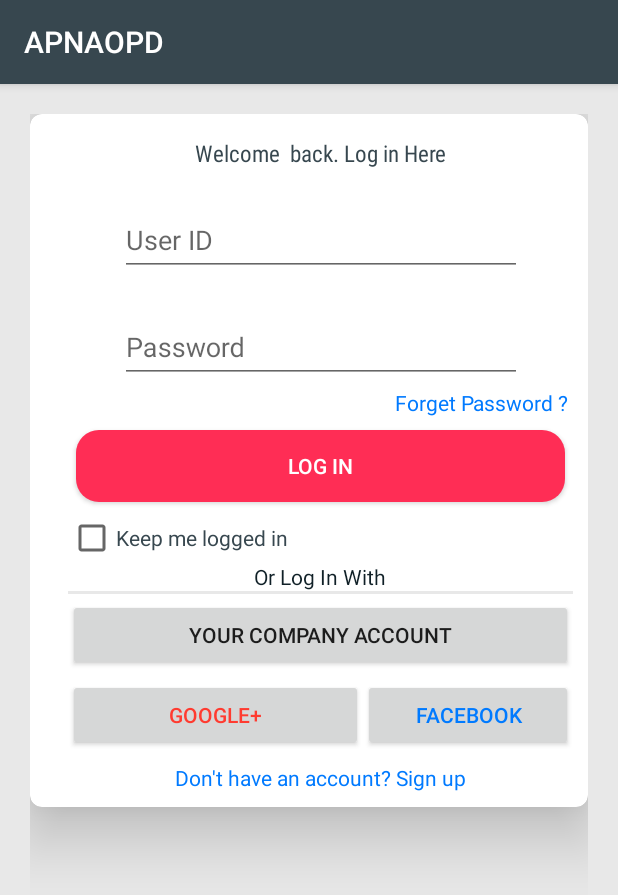
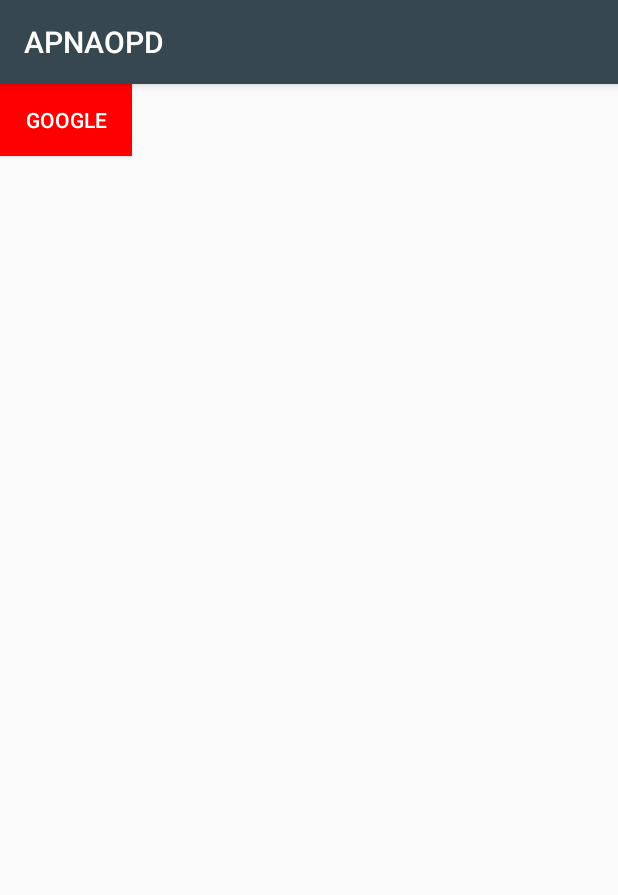
Before and after one commit to ApnaOPDApp/ApnaOPD, an Android app: the screen it shows after launch (MainActivity before the commit, LoginActivity after it), on a phone screen of 412 x 824 dp. Shown: the top 895 px of the screen. Run offline under Robolectric (Android 15) with nearby library versions, the light colour scheme and no system bars.

Commit message:
Google sign - in functionality

```diff
--- a/app/build.gradle
+++ b/app/build.gradle
@@ -25,6 +25,7 @@ dependencies {
     implementation 'com.android.support.constraint:constraint-layout:1.0.2'
     implementation 'com.android.support:design:28.+'
     implementation 'de.hdodenhof:circleimageview:2.1.0'
+    implementation 'com.google.android.gms:play-services-auth:15.0.1'
     implementation 'com.theartofdev.edmodo:android-image-cropper:2.7.+'
     implementation 'com.github.bumptech.glide:glide:4.8.0'
     annotationProcessor 'com.github.bumptech.glide:compiler:4.8.0'
--- /dev/null
+++ b/app/src/main/java/com/knstech/apnaopd/LoginActivity.java
@@ -0,0 +1,95 @@
+package com.knstech.apnaopd;
+
+import android.content.Intent;
+import android.support.v7.app.AppCompatActivity;
+import android.os.Bundle;
+import android.util.Log;
+import android.view.View;
+import android.widget.Button;
+import android.widget.EditText;
+import android.widget.Toast;
+
+import com.google.android.gms.auth.api.signin.GoogleSignIn;
+import com.google.android.gms.auth.api.signin.GoogleSignInAccount;
+import com.google.android.gms.auth.api.signin.GoogleSignInClient;
+import com.google.android.gms.auth.api.signin.GoogleSignInOptions;
+import com.google.android.gms.common.api.ApiException;
+import com.google.android.gms.tasks.Task;
+
+import static com.knstech.apnaopd.R.string.server_client_id;
+
+public class LoginActivity extends AppCompatActivity{
+
+    private static final int RC_SIGN_IN = 1;
+    private GoogleSignInClient mGoogleSignInClient;
+    private String TAG="SIGN_IN";
+    private Button google;
+
+    @Override
+    protected void onCreate(Bundle savedInstanceState) {
+        super.onCreate(savedInstanceState);
+        setContentView(R.layout.activity_login);
+
+        google=findViewById(R.id.google);
+        google.setOnClickListener(new View.OnClickListener() {
+            @Override
+            public void onClick(View v) {
+                signIn();
+            }
+        });
+
+        setUpGoogle();
+    }
+
+    @Override
+    protected void onStart() {
+        super.onStart();
+        GoogleSignInAccount account = GoogleSignIn.getLastSignedInAccount(this);
+        mGoogleSignInClient.signOut();
+    }
+
+    private void setUpGoogle() {
+        //set-up signIn Options
+        GoogleSignInOptions gso = new GoogleSignInOptions.Builder(GoogleSignInOptions.DEFAULT_SIGN_IN)
+                .requestIdToken(getString(R.string.server_client_id))
+                .requestEmail()
+                .build();
+
+        //init signIn client
+        mGoogleSignInClient=GoogleSignIn.getClient(this,gso);
+
+    }
+
+
+    private void signIn() {
+        Intent signInIntent = mGoogleSignInClient.getSignInIntent();
+        startActivityForResult(signInIntent, RC_SIGN_IN);
+
+    }
+
+    @Override
+    public void onActivityResult(int requestCode, int resultCode, Intent data) {
+        super.onActivityResult(requestCode, resultCode, data);
+
+        // Result returned from launching the Intent from GoogleSignInClient.getSignInIntent(...);
+        if (requestCode == RC_SIGN_IN) {
+            // The Task returned from this call is always completed, no need to attach
+            // a listener.
+            Task<GoogleSignInAccount> task = GoogleSignIn.getSignedInAccountFromIntent(data);
+            handleSignInResult(task);
+        }
+    }
+    private void handleSignInResult(Task<GoogleSignInAccount> completedTask) {
+        try {
+            GoogleSignInAccount account = completedTask.getResult(ApiException.class);
+
+            // Signed in successfully, show authenticated UI.
+            Toast.makeText(this, "Naya Khul gya!!", Toast.LENGTH_SHORT).show();
+        } catch (ApiException e) {
+            // The ApiException status code indicates the detailed failure reason.
+            // Please refer to the GoogleSignInStatusCodes class reference for more information.
+            Log.w(TAG, "signInResult:failed code=" + e.getStatusCode());
+        }
+    }
+
+}
--- a/app/src/main/java/com/knstech/apnaopd/MainActivity.java
+++ /dev/null
@@ -1,13 +0,0 @@
-package com.knstech.apnaopd;
-
-import android.support.v7.app.AppCompatActivity;
-import android.os.Bundle;
-
-public class MainActivity extends AppCompatActivity {
-
-    @Override
-    protected void onCreate(Bundle savedInstanceState) {
-        super.onCreate(savedInstanceState);
-        setContentView(R.layout.activity_main);
-    }
-}
--- /dev/null
+++ b/app/src/main/res/layout/activity_login.xml
@@ -0,0 +1,15 @@
+<?xml version="1.0" encoding="utf-8"?>
+<android.support.constraint.ConstraintLayout xmlns:android="http://schemas.android.com/apk/res/android"
+    xmlns:app="http://schemas.android.com/apk/res-auto"
+    xmlns:tools="http://schemas.android.com/tools"
+    android:layout_width="match_parent"
+    android:layout_height="match_parent"
+    tools:context=".LoginActivity">
+    <Button
+        android:layout_width="wrap_content"
+        android:layout_height="wrap_content"
+        android:text="Google"
+        android:textColor="#fff"
+        android:background="#f00"
+        android:id="@+id/google"/>
+</android.support.constraint.ConstraintLayout>
--- a/app/src/main/res/layout/activity_main.xml
+++ /dev/null
@@ -1,242 +0,0 @@
-<?xml version="1.0" encoding="utf-8"?>
-<android.support.constraint.ConstraintLayout xmlns:android="http://schemas.android.com/apk/res/android"
-    xmlns:app="http://schemas.android.com/apk/res-auto"
-    xmlns:tools="http://schemas.android.com/tools"
-    android:layout_width="match_parent"
-    android:layout_height="match_parent"
-    android:background="@color/colorSecondaryAccent"
-    android:padding="20dp"
-    tools:context=".MainActivity"
-    tools:layout_editor_absoluteY="25dp">
-    <ScrollView
-        android:layout_width="match_parent"
-        android:layout_height="match_parent">
-
-    <android.support.v7.widget.CardView
-        android:id="@+id/cv"
-        android:layout_width="match_parent"
-        android:layout_height="match_parent"
-        app:cardCornerRadius="8dp"
-        app:cardElevation="25dp"
-        app:cardMaxElevation="25dp"
-        app:contentPadding="10dp"
-
-     >
-
-        <android.support.constraint.ConstraintLayout
-            android:layout_width="match_parent"
-            android:layout_height="match_parent"
-            android:paddingLeft="15dp"
-            android:focusable="true"
-            android:focusableInTouchMode="true"
-            android:paddingTop="5dp">
-
-            <TextView
-                android:id="@+id/welcomeText"
-                android:layout_width="match_parent"
-                android:layout_height="wrap_content"
-                android:fontFamily="sans-serif-condensed"
-                android:gravity="center_horizontal"
-                android:text="Welcome  back. Log in Here"
-                android:textColor="@color/colorPrimary"
-                android:textSize="15dp"
-                />
-
-
-            <android.support.design.widget.TextInputLayout
-                android:id="@+id/til_userID"
-                android:layout_width="268dp"
-                android:layout_height="wrap_content"
-                android:layout_marginEnd="8dp"
-                android:layout_marginStart="8dp"
-                android:layout_marginTop="8dp"
-                android:layout_marginVertical="15dp"
-                app:layout_constraintEnd_toEndOf="parent"
-                app:layout_constraintStart_toStartOf="parent"
-                app:layout_constraintTop_toBottomOf="@id/welcomeText">
-
-                <EditText
-
-                    android:layout_width="match_parent"
-                    android:layout_height="wrap_content"
-                    android:duplicateParentState="false"
-                    android:fadeScrollbars="true"
-                    android:fadingEdge="vertical"
-                    android:hint="User ID"
-                    android:inputType="textEmailAddress"
-                    android:isScrollContainer="false"
-                    android:overScrollMode="never"
-                    android:textColor="@color/colorPrimary"
-                    android:textColorHint="@color/text_colorSecondary" />
-            </android.support.design.widget.TextInputLayout>
-
-      <!--      <RadioGroup
-
-                android:id="@+id/radio_grp"
-                android:layout_width="match_parent"
-                android:layout_height="wrap_content"
-                android:paddingTop="20dp"
-                app:layout_constraintBottom_toTopOf="@+id/til_userID"
-                app:layout_constraintEnd_toEndOf="parent"
-                app:layout_constraintHorizontal_bias="1.0"
-                app:layout_constraintStart_toStartOf="@+id/til_userID"
-                app:layout_constraintTop_toBottomOf="@+id/welcomeText"
-                android:orientation="horizontal"
-                >
-
-                <RadioButton
-                    android:padding="5dp"
-                    android:id="@+id/rb_doctor"
-                    android:layout_width="wrap_content"
-                    android:layout_height="wrap_content"
-                    android:text="Doctor"
-                    android:textColor="@color/apple_tealBlue"
-                    />
-
-                <RadioButton
-                    android:id="@+id/rb_patient"
-                    android:layout_width="wrap_content"
-                    android:layout_height="wrap_content"
-                    android:text="Patient"
-                    android:padding="5dp"
-                    android:textColor="@color/apple_red"
-                   />
-
-
-                <RadioButton
-                    android:id="@+id/rb_admin"
-                    android:layout_width="wrap_content"
-                    android:layout_height="wrap_content"
-                    android:text="Admin"
-                    android:padding="5dp"
-                    android:textColor="@color/apple_green"/>
-
-            </RadioGroup>-->
-
-            <android.support.design.widget.TextInputLayout
-                android:id="@+id/til_userPWD"
-                android:layout_width="268dp"
-                android:layout_height="wrap_content"
-                android:layout_marginEnd="8dp"
-                android:layout_marginStart="8dp"
-                android:layout_marginTop="8dp"
-                android:layout_marginVertical="15dp"
-                app:layout_constraintEnd_toEndOf="parent"
-                app:layout_constraintStart_toStartOf="parent"
-                app:layout_constraintTop_toBottomOf="@+id/til_userID">
-
-                <EditText
-                    android:layout_width="match_parent"
-                    android:layout_height="wrap_content"
-                    android:textColorHint="@color/text_colorSecondary"
-                    android:inputType="textPassword"
-                    android:textColor="@color/colorSecondaryDark"
-                    android:hint="Password" />
-            </android.support.design.widget.TextInputLayout>
-
-            <TextView
-                android:layout_width="match_parent"
-                android:layout_height="wrap_content"
-                android:id="@+id/forget_password"
-                android:text="Forget Password ?"
-                android:textColor="@color/apple_blue"
-                app:layout_constraintTop_toBottomOf="@id/til_userPWD"
-                android:gravity="end"
-                android:padding="3dp"
-                />
-            <Button
-                android:layout_margin="5dp"
-                android:layout_width="match_parent"
-                android:layout_height="wrap_content"
-                app:layout_constraintTop_toBottomOf="@id/forget_password"
-                android:text="Log In"
-                android:textColor="@color/text_color_primary"
-                android:background="@drawable/button_design"
-                android:id="@+id/btn_login"
-                />
-                <android.support.v7.widget.AppCompatCheckBox
-                    android:layout_margin="8dp"
-                    android:layout_width="wrap_content"
-                    android:layout_height="wrap_content"
-                    app:layout_constraintTop_toBottomOf="@id/btn_login"
-                    android:text="Keep me logged in     "
-                    android:textColor="@color/colorPrimary"
-                    android:id="@+id/cb_logged_in"
-                    />
-
-            <View
-                android:id="@+id/divider"
-                android:layout_width="match_parent"
-                android:layout_height="2dp"
-                android:foreground="@color/colorSecondaryAccent"
-                android:outlineSpotShadowColor="@color/colorSecondary"
-                android:outlineAmbientShadowColor="@color/colorSecondary"
-                android:backgroundTint="@color/colorSecondary"
-                android:background="?android:attr/listDivider"
-                app:layout_constraintTop_toBottomOf="@id/tv_login_alternatives"
-
-                />
-            <TextView
-                android:layout_width="match_parent"
-                android:layout_height="wrap_content"
-                app:layout_constraintTop_toBottomOf="@id/cb_logged_in"
-                android:gravity="center_horizontal"
-                android:textColor="@color/colorPrimaryDark"
-                android:text="Or Log In With"
-                android:id="@+id/tv_login_alternatives"/>
-
-            <Button
-                android:layout_marginTop="5dp"
-                android:layout_width="match_parent"
-                android:layout_height="wrap_content"
-                app:layout_constraintTop_toBottomOf="@id/tv_login_alternatives"
-                android:text="Your Company Account"
-                android:id="@+id/btn_company_account"
-                />
-
-            <LinearLayout
-                android:layout_marginTop="5dp"
-                android:layout_width="match_parent"
-                android:layout_height="wrap_content"
-                android:orientation="horizontal"
-                android:id="@+id/ll"
-                android:gravity="center_horizontal"
-                app:layout_constraintTop_toBottomOf="@id/btn_company_account"
-                >
-            <Button
-                android:id="@+id/btn_google_login"
-                android:layout_width="100dp"
-                android:layout_height="wrap_content"
-                android:text="Google+"
-                android:textColor="@color/apple_red"
-                android:layout_weight="1"
-
-                />
-
-            <Button
-                android:id="@+id/btn_facebook_login"
-                android:layout_width="140dp"
-                android:layout_height="wrap_content"
-                android:text="Facebook"
-                android:textColor="@color/apple_blue"
-
-             />
-
-            </LinearLayout>
-            <TextView
-                android:gravity="center_horizontal"
-                android:layout_width="match_parent"
-                android:layout_height="wrap_content"
-                app:layout_constraintTop_toBottomOf="@id/ll"
-                android:layout_marginTop="8dp"
-                android:text="Don't have an account? Sign up"
-                android:textColor="@color/apple_blue"
-
-                />
-
-        </android.support.constraint.ConstraintLayout>
-
-    </android.support.v7.widget.CardView>
-    </ScrollView>
-
-</android.support.constraint.ConstraintLayout>
--- a/app/src/main/res/values/strings.xml
+++ b/app/src/main/res/values/strings.xml
@@ -8,4 +8,5 @@
         <item>Pharmasuticals</item>
         <item>Admin</item>
     </string-array>
+    <string name="server_client_id">790003298998-u337hms0u9r56105bol5spi4gsvqqlgi.apps.googleusercontent.com</string>
 </resources>
```
Also changed, not shown: app/src/main/AndroidManifest.xml (+4 -6 lines).
